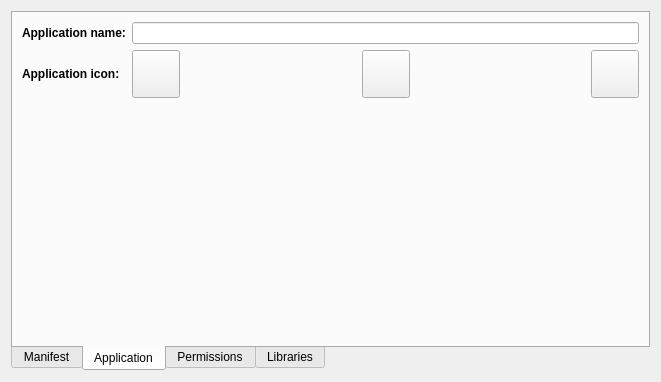
KDE/android-qt-creator, file src/plugins/qt4projectmanager/qt-android/androidpackagecreationwidget.ui: the form before one commit.
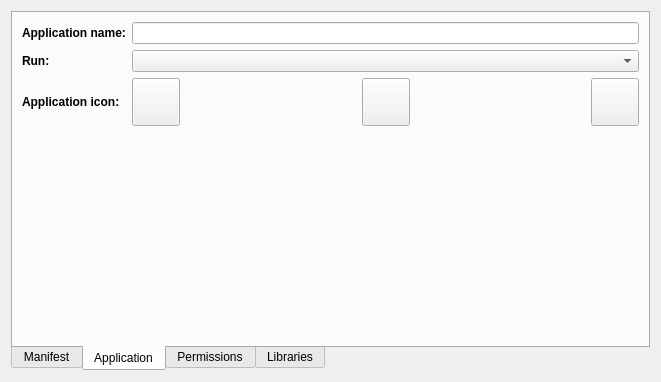
The form after the commit. The open tabs and pages were chosen to show the change.

Patch:
```diff
--- a/src/plugins/qt4projectmanager/qt-android/androidpackagecreationwidget.ui
+++ b/src/plugins/qt4projectmanager/qt-android/androidpackagecreationwidget.ui
@@ -167,6 +167,26 @@
         <widget class="QLineEdit" name="appNameLineEdit"/>
        </item>
        <item row="1" column="0">
+        <widget class="QLabel" name="editDebianFileLabel_5">
+         <property name="text">
+          <string>&lt;!DOCTYPE HTML PUBLIC &quot;-//W3C//DTD HTML 4.0//EN&quot; &quot;http://www.w3.org/TR/REC-html40/strict.dtd&quot;&gt;
+&lt;html&gt;&lt;head&gt;&lt;meta name=&quot;qrichtext&quot; content=&quot;1&quot; /&gt;&lt;style type=&quot;text/css&quot;&gt;
+p, li { white-space: pre-wrap; }
+&lt;/style&gt;&lt;/head&gt;&lt;body style=&quot; font-family:'DejaVu Sans'; font-size:9pt; font-weight:400; font-style:normal;&quot;&gt;
+&lt;table border=&quot;0&quot; style=&quot;-qt-table-type: root; margin-top:4px; margin-bottom:4px; margin-left:4px; margin-right:4px;&quot;&gt;
+&lt;tr&gt;
+&lt;td style=&quot;border: none;&quot;&gt;
+&lt;p style=&quot; margin-top:0px; margin-bottom:0px; margin-left:0px; margin-right:0px; -qt-block-indent:0; text-indent:0px;&quot;&gt;&lt;span style=&quot; font-weight:600;&quot;&gt;Run:&lt;/span&gt;&lt;/p&gt;&lt;/td&gt;&lt;/tr&gt;&lt;/table&gt;&lt;/body&gt;&lt;/html&gt;</string>
+         </property>
+         <property name="textFormat">
+          <enum>Qt::AutoText</enum>
+         </property>
+        </widget>
+       </item>
+       <item row="1" column="1">
+        <widget class="QComboBox" name="targetComboBox"/>
+       </item>
+       <item row="2" column="0">
         <widget class="QLabel" name="packageManagerIconLabel_2">
          <property name="minimumSize">
           <size>
@@ -186,7 +206,7 @@
          </property>
         </widget>
        </item>
-       <item row="1" column="1">
+       <item row="2" column="1">
         <layout class="QHBoxLayout" name="horizontalLayout">
          <item>
           <widget class="QToolButton" name="hIconButton">
```
Left out of the diff: 30 changed lines with no effect on the pictures.
